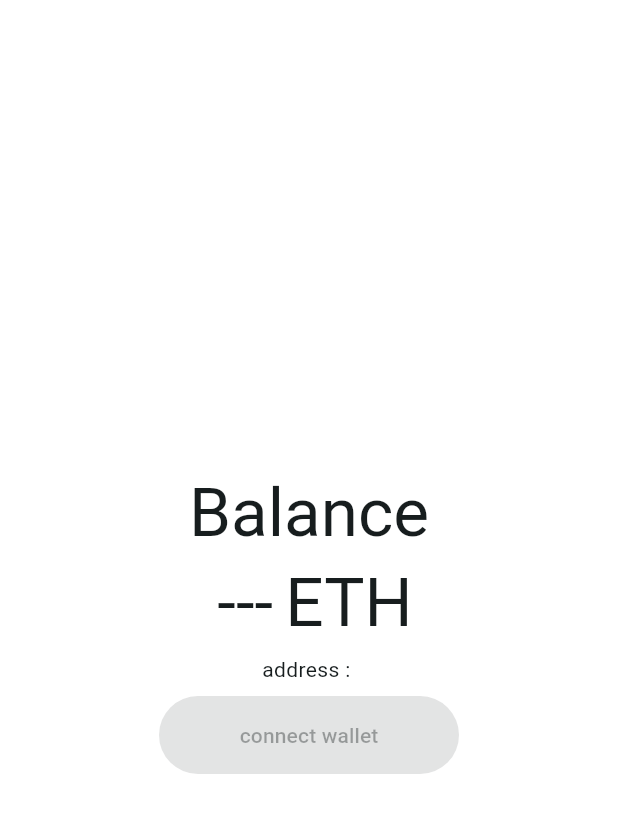
After one commit to somasekimoto/donadona, a Flutter app: the EthereumHomeScreen screen opened by its route, on a phone screen of 412 x 824 dp. The commit adds this screen. Shown: the top 813 px of the screen. Run offline on Flutter 3.47's test engine with Material 2 defaults, Android fonts, the phone set to English and light mode, and no system bars; our stand-ins replace flutter_riverpod, freezed_annotation, logger; missing offline and left inert: walletconnect_flutter_v2, walletconnect_modal_flutter, web3dart; project files that could hold a hidden picture were left out.

Commit message:
connect wallet

```diff
--- /dev/null
+++ b/lib/common/ethereum_screen.dart
@@ -0,0 +1,79 @@
+import 'package:flutter/material.dart';
+import 'package:flutter_riverpod/flutter_riverpod.dart';
+
+import 'ethereum_screen_state.dart';
+
+class EthereumHomeScreen extends ConsumerWidget {
+  const EthereumHomeScreen({super.key});
+
+  @override
+  Widget build(BuildContext context, WidgetRef ref) {
+    final balance = ref.watch(ethereumScreenStateProvider).balance;
+    final address = ref.watch(ethereumScreenStateProvider).address;
+    final walletConnectServiceInitialized =
+        ref.watch(ethereumScreenStateProvider).walletConnectServiceInitialized;
+
+    return Center(
+      child: Column(
+        mainAxisSize: MainAxisSize.min,
+        children: [
+          Padding(
+            padding: const EdgeInsets.symmetric(vertical: 8.0),
+            child: Text(
+              'Balance',
+              style: Theme.of(context).textTheme.displayMedium,
+            ),
+          ),
+          Row(
+            mainAxisAlignment: MainAxisAlignment.center,
+            children: [
+              Padding(
+                padding: const EdgeInsets.symmetric(horizontal: 8.0),
+                child: Text(
+                  balance,
+                  style: Theme.of(context).textTheme.displayMedium,
+                ),
+              ),
+              Text(
+                'ETH',
+                style: Theme.of(context).textTheme.displayMedium,
+              ),
+            ],
+          ),
+          Padding(
+            padding: const EdgeInsets.symmetric(vertical: 8.0),
+            child: Row(
+              mainAxisAlignment: MainAxisAlignment.center,
+              children: [
+                Text(
+                  'address : ',
+                  style: Theme.of(context).textTheme.bodyMedium,
+                ),
+                Text(
+                  address,
+                  style: const TextStyle(fontSize: 9.0),
+                ),
+              ],
+            ),
+          ),
+          ElevatedButton(
+            style: ElevatedButton.styleFrom(
+              foregroundColor: Colors.white,
+              backgroundColor: Theme.of(context).primaryColor,
+              minimumSize: const Size(200.0, 52.0),
+              shape: const StadiumBorder(),
+            ),
+            onPressed: walletConnectServiceInitialized
+                ? () {
+                    ref
+                        .read(ethereumScreenStateProvider.notifier)
+                        .openConnectWalletModal(context);
+                  }
+                : null,
+            child: const Text('connect wallet'),
+          ),
+        ],
+      ),
+    );
+  }
+}
--- a/lib/common/routes.dart
+++ b/lib/common/routes.dart
@@ -4,6 +4,8 @@ import 'package:donadona/pages/login_page.dart';
 import 'package:donadona/pages/project_detail_page.dart';
 import 'package:donadona/pages/project_list_page.dart';
 import 'package:flutter/material.dart';
+import 'ethereum_screen.dart';
+
 
 class Routes {
   static Map<String, WidgetBuilder> getRoutes() {
@@ -14,6 +16,7 @@ class Routes {
       '/project/edit':(BuildContext context) => const DefaultLayout(title: 'プロジェクトを探す', body: Column()),
       '/donate':(BuildContext context) => const DefaultLayout(title: '寄付', body: DonatePage()),
       '/withDraw':(BuildContext context) => const DefaultLayout(title: '引き出し', body: Column()),
+      '/ethereum': (BuildContext context) => const EthereumHomeScreen()
     };
   }
 }
--- /dev/null
+++ b/lib/data/wallet_connect/ethereum_service.dart
@@ -0,0 +1,3 @@
+abstract class EthereumService {
+  Future<double?> getBalance({required String addressHex});
+}
```
Also changed, not shown: lib/common/ethereum_screen_state.dart (added, +94 -0 lines), lib/data/wallet_connect/cloud_ethereum_service.dart (added, +35 -0 lines), lib/data/wallet_connect/ethereum_config.dart (added, +11 -0 lines), lib/data/wallet_connect/logger.dart (added, +7 -0 lines), lib/data/wallet_connect/logger_impl.dart (added, +33 -0 lines), lib/data/wallet_connect/mumbai_polygon_config.dart (added, +24 -0 lines), lib/data/wallet_connect/wallet_connect_service.dart (added, +27 -0 lines), lib/data/wallet_connect/wallet_connect_service_impl.dart (added, +175 -0 lines), lib/data/wallet_connect/wallet_connect_service_state.dart (added, +15 -0 lines), lib/di/providers.dart (added, +34 -0 lines), lib/main.dart (+7 -1 lines), lib/pages/login_page.dart (+34 -24 lines), pubspec.yaml (+11 -0 lines), lib/common/ethereum_screen_state.freezed.dart (added), 4 more files, 6 other files.
